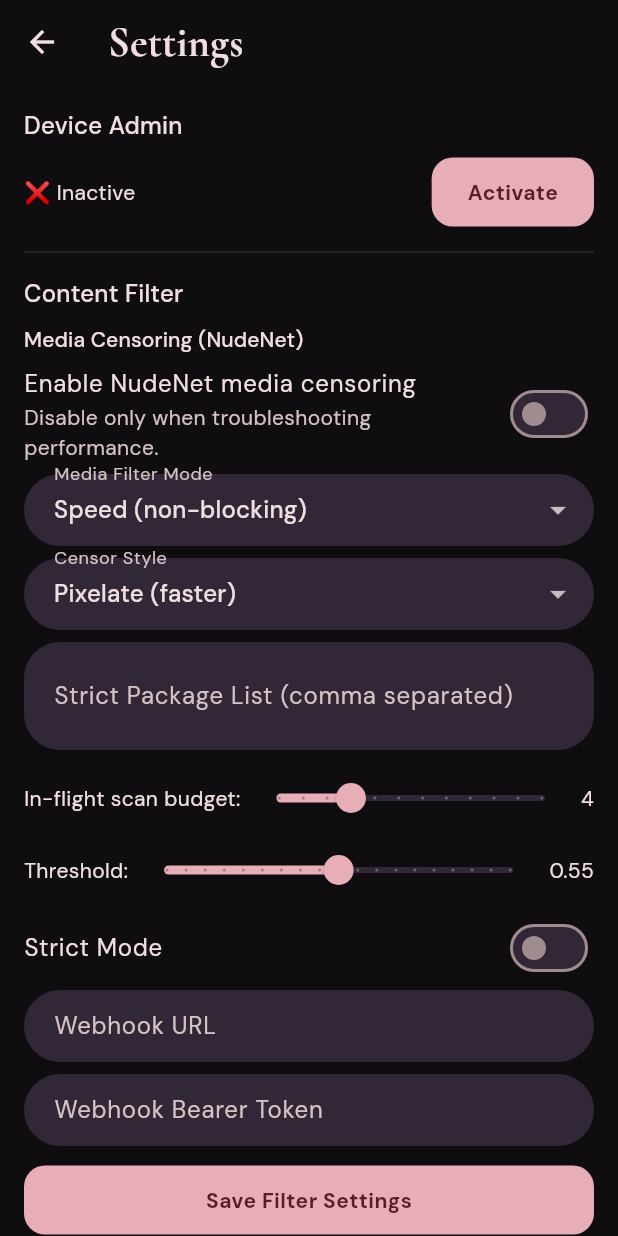
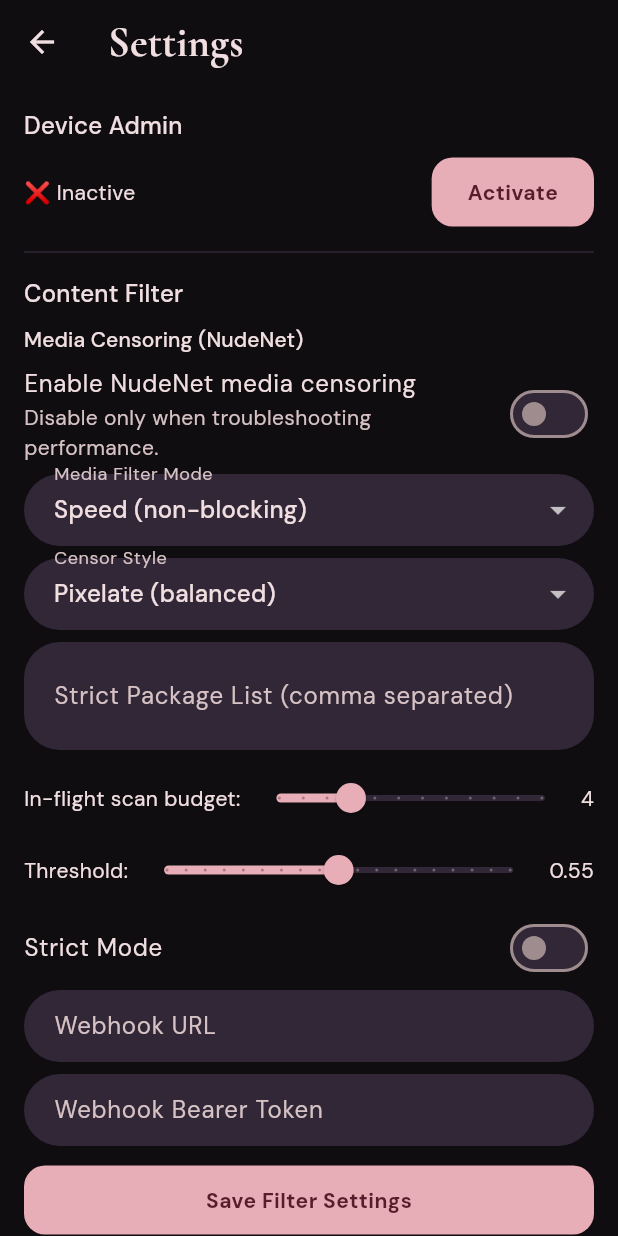
Before and after one commit to lonelydwarffiles/tpeapp, a Flutter app: the screen it shows after launch, after a tap on "Continue Anyway", after a tap on "Settings", on a phone screen of 412 x 824 dp. Run offline on Flutter 3.47's test engine with Material 3 defaults, Android fonts, the phone set to English and light mode, and no system bars; our stand-ins replace flutter_blue_plus, flutter_secure_storage, flutter_tts, google_fonts, image_picker, permission_handler and 1 more; missing offline and left inert: audio_session, flutter_onnxruntime, flutter_webrtc, health, record, workmanager; network calls fail; statements that could not run were skipped.

Commit message:
Add configurable censorship styles and optimize async ImageView hook

```diff
--- a/flutter_app/lib/screens/settings_screen.dart
+++ b/flutter_app/lib/screens/settings_screen.dart
@@ -128,9 +128,9 @@ class _SettingsScreenState extends State<SettingsScreen> {
         _mediaFilterMode = (mediaConfig['mode'] as String?)?.trim().toLowerCase() == 'strict'
           ? 'strict'
           : (_prefs.getString(_kMediaFilterMode) ?? 'speed');
-        _mediaCensorStyle = (mediaConfig['censor_style'] as String?)?.trim().toLowerCase() == 'blur'
-          ? 'blur'
-          : (_prefs.getString(_kMediaCensorStyle) ?? 'pixelate');
+        _mediaCensorStyle = _normalizeCensorStyle(
+          (mediaConfig['censor_style'] as String?) ?? _prefs.getString(_kMediaCensorStyle),
+        );
         _mediaStrictPackagesRaw = strictPackages.join(', ');
         _mediaMaxInFlight = (mediaConfig['max_in_flight'] is int)
           ? (mediaConfig['max_in_flight'] as int).clamp(1, 12)
@@ -431,6 +431,19 @@ class _SettingsScreenState extends State<SettingsScreen> {
     );
   }
 
+  String _normalizeCensorStyle(String? raw) {
+    switch ((raw ?? '').trim().toLowerCase()) {
+      case 'blackout':
+        return 'blackout';
+      case 'heavy_blur':
+      case 'heavyblur':
+      case 'blur':
+        return 'heavy_blur';
+      default:
+        return 'pixelate';
+    }
+  }
+
   @override
   Widget build(BuildContext context) {
     return Scaffold(
@@ -491,8 +504,9 @@ class _SettingsScreenState extends State<SettingsScreen> {
               border: OutlineInputBorder(),
             ),
             items: const [
-              DropdownMenuItem(value: 'pixelate', child: Text('Pixelate (faster)')),
-              DropdownMenuItem(value: 'blur', child: Text('Blur (slower, softer look)')),
+              DropdownMenuItem(value: 'blackout', child: Text('Blackout (maximum concealment)')),
+              DropdownMenuItem(value: 'heavy_blur', child: Text('Heavy Blur (soft look)')),
+              DropdownMenuItem(value: 'pixelate', child: Text('Pixelate (balanced)')),
             ],
             onChanged: (v) => setState(() => _mediaCensorStyle = v ?? 'pixelate'),
           ),
```
Also changed, not shown: flutter_app/lib/services/nudenet_service.dart (+51 -9 lines), 3 other files.
